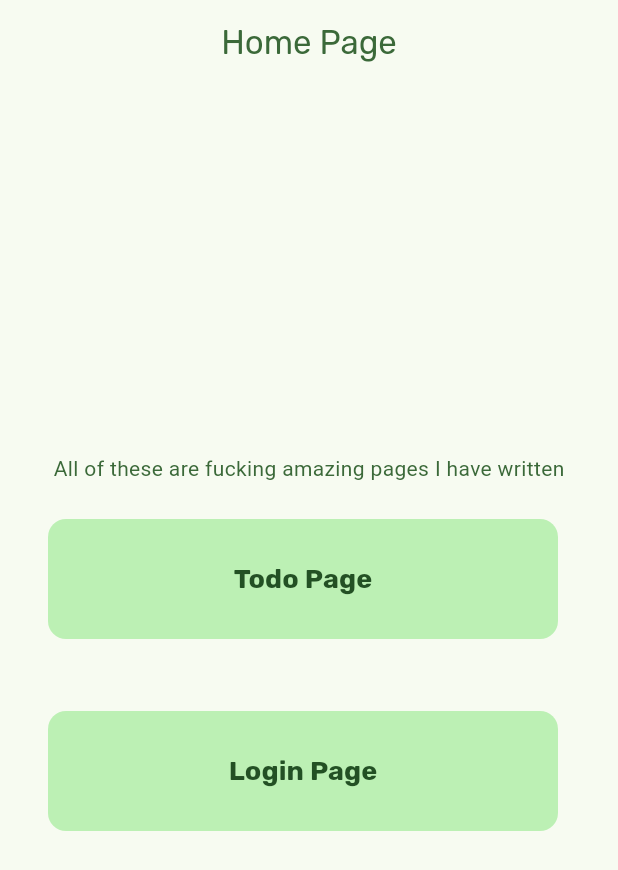
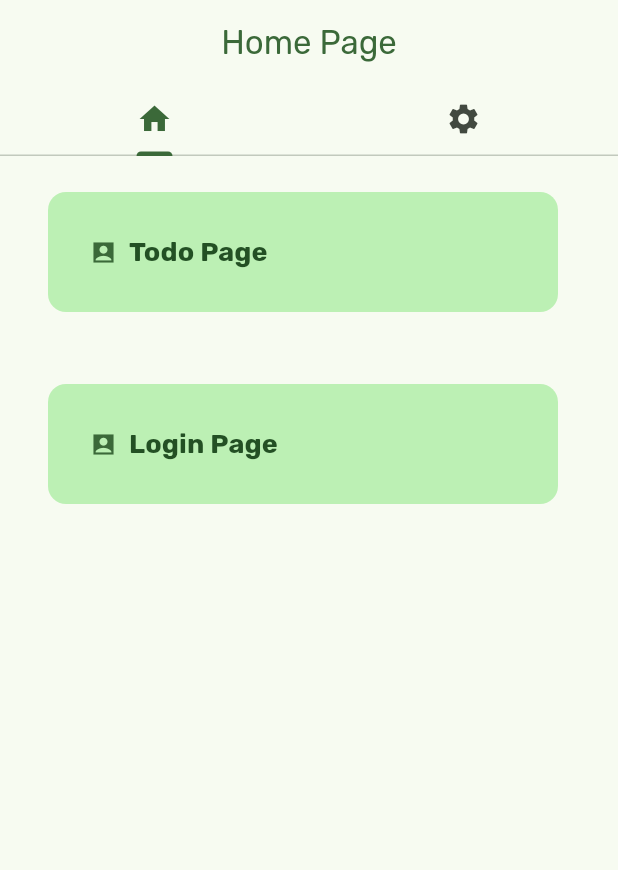
Before and after one commit to VastSea0/helo_app, a Flutter app: the screen it shows after launch, on a phone screen of 412 x 824 dp. Shown: the top 870 px of the screen. Run offline on Flutter 3.47's test engine with Material 3 defaults, Android fonts, the phone set to English and light mode, and no system bars; our stand-ins replace google_fonts, localstorage.

Commit message:
Add theme toggle functionality and settings page

```diff
--- a/lib/main.dart
+++ b/lib/main.dart
@@ -4,29 +4,55 @@ import 'package:helo_app/pages/login.dart';
 import 'pages/todo.dart';
 import 'models/page_card_models.dart';
 
+
 void main() {
   WidgetsFlutterBinding.ensureInitialized();
   runApp(const MyApp());
 }
 
-class MyApp extends StatelessWidget {
+class MyApp extends StatefulWidget {
   const MyApp({super.key});
+
+  @override
+  State<MyApp> createState() => _MyAppState();
+}
+
+class _MyAppState extends State<MyApp> {
+  ThemeMode _themeMode = ThemeMode.system;
+
+  void _toggleThemeMode(bool isDark) {
+    setState(() {
+      _themeMode = isDark ? ThemeMode.dark : ThemeMode.light;
+    });
+  }
+
   @override
   Widget build(BuildContext context) {
     return MaterialApp(
       title: 'My great Flutter App',
       theme: AppTheme.lightThemeData(context),
       darkTheme: AppTheme.darkThemeData(),
-      themeMode: ThemeMode.system,
-      home: const MyHomePage(
-          title: 'Home Page'), // Home sayfasını burada ayarlıyoruz
+      themeMode: _themeMode,
+      home: MyHomePage(
+        title: 'Home Page',
+        onThemeChange: _toggleThemeMode,
+        isDark: _themeMode == ThemeMode.dark,
+      ),
     );
   }
 }
 
 class MyHomePage extends StatefulWidget {
-  const MyHomePage({super.key, required this.title});
+  const MyHomePage({
+    super.key,
+    required this.title,
+    required this.onThemeChange,
+    required this.isDark,
+  });
+
   final String title;
+  final void Function(bool) onThemeChange;
+  final bool isDark;
 
   static final List<Pages> pages = [
     Pages(name: "Todo Page", func: () => TodoPage(title: 'Todo Page')),
@@ -37,70 +63,107 @@ class MyHomePage extends StatefulWidget {
   State<MyHomePage> createState() => _MyHomePageState();
 }
 
-class _MyHomePageState extends State<MyHomePage> {
+class _MyHomePageState extends State<MyHomePage>
+    with SingleTickerProviderStateMixin {
+  late final TabController _tabController;
+
+  @override
+  void initState() {
+    super.initState();
+    _tabController = TabController(length: 2, vsync: this);
+  }
+
+  @override
+  void dispose() {
+    _tabController.dispose();
+    super.dispose();
+  }
+
   @override
   Widget build(BuildContext context) {
     return Scaffold(
       appBar: AppBar(
         title: Text(
-          "Home Page",
+          widget.title,
           style: TextStyle(color: Theme.of(context).colorScheme.primary),
         ),
         centerTitle: true,
       ),
-      body: Center(
-        child: Column(
-            mainAxisAlignment: MainAxisAlignment.center,
-            children: <Widget>[
-              Center(
-                  child: Text(
-                "All of these are fucking amazing pages I have written",
-                style: TextStyle(color: Theme.of(context).colorScheme.primary),
-              )),
-              Column(
-                children: List.generate(
-                  MyHomePage.pages.length,
-                  (index) => ListTile(
+      body: Column(
+        children: [
+          TabBar(
+            controller: _tabController,
+            tabs: const [
+              Tab(icon: Icon(Icons.home)),
+              Tab(icon: Icon(Icons.settings)),
+            ],
+          ),
+          Expanded(
+            child: TabBarView(
+              controller: _tabController,
+              children: [
+                _buildHomeTab(context),
+                _buildSettingsTab(),
+              ],
+            ),
+          ),
+        ],
+      ),
+    );
+  }
+
+  Widget _buildHomeTab(BuildContext context) {
+    return ListView.builder(
+      itemCount: MyHomePage.pages.length,
+      itemBuilder: (context, index) {
+        return ListTile(
           title: Container(
             decoration: BoxDecoration(
               color: Theme.of(context).colorScheme.primaryContainer,
               borderRadius: BorderRadius.circular(12),
             ),
-                      margin: EdgeInsets.all(16),
-                      padding: EdgeInsets.all(16),
-                      child: Center(
-                        child: Column(
-                          mainAxisAlignment: MainAxisAlignment.center,
-                          children: [
-                            TextButton(
+            margin: const EdgeInsets.all(16),
+            padding: const EdgeInsets.all(16),
+            child: TextButton(
               onPressed: () {
                 Navigator.push(
                   context,
                   MaterialPageRoute(
-                                      builder: (context) =>
-                                          MyHomePage.pages[index].func()),
+                    builder: (context) => MyHomePage.pages[index].func(),
+                  ),
                 );
               },
-                              child: Text(
+              child: Row(
+                children: [
+                  const Icon(Icons.account_box_sharp),
+                  const SizedBox(width: 8),
+                  Text(
                     MyHomePage.pages[index].name ?? 'No Name',
                     style: TextStyle(
                       fontWeight: FontWeight.bold,
                       fontSize: 18,
-                                  color: Theme.of(context)
-                                      .colorScheme
-                                      .onPrimaryContainer,
-                                ),
+                      color: Theme.of(context).colorScheme.onPrimaryContainer,
                     ),
                   ),
                 ],
               ),
             ),
           ),
+        );
+      },
+    );
+  }
+
+  Widget _buildSettingsTab() {
+    return Column(
+      mainAxisAlignment: MainAxisAlignment.center,
+      children: [
+        const Text("Dark Mode"),
+        Switch(
+          value: widget.isDark,
+          onChanged: widget.onThemeChange,
         ),
-                ),
-              ),
-            ]),
-      ),
+      ],
     );
   }
 }
```
Also changed, not shown: lib/pages/settings.dart (added, +79 -0 lines). Lines whose indentation alone changed are shown as unchanged.
